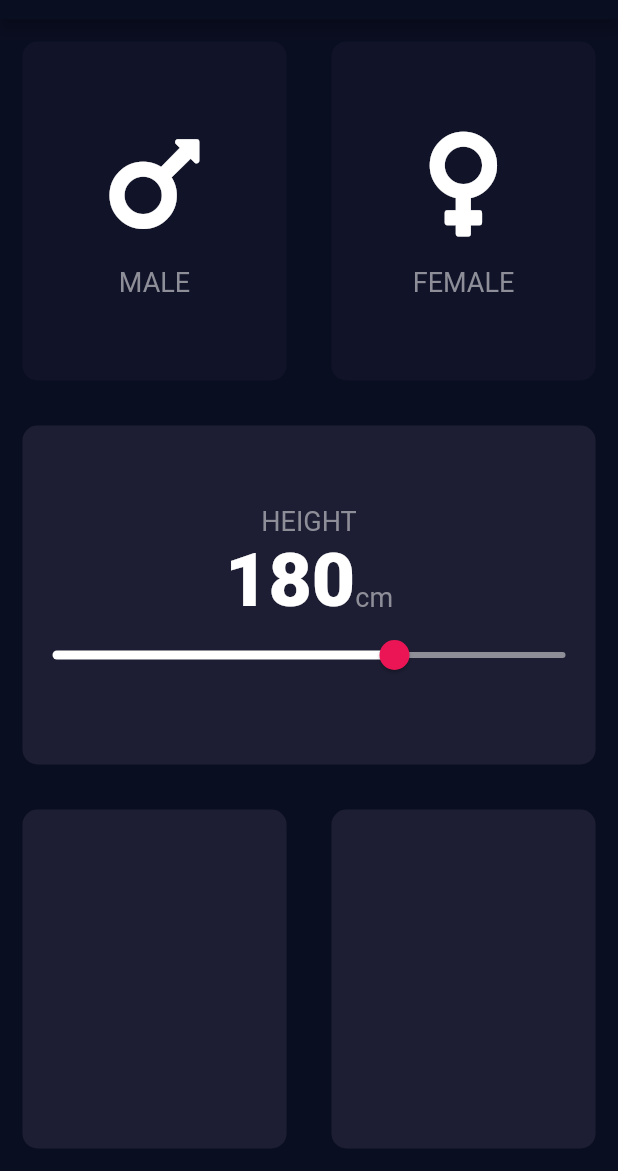
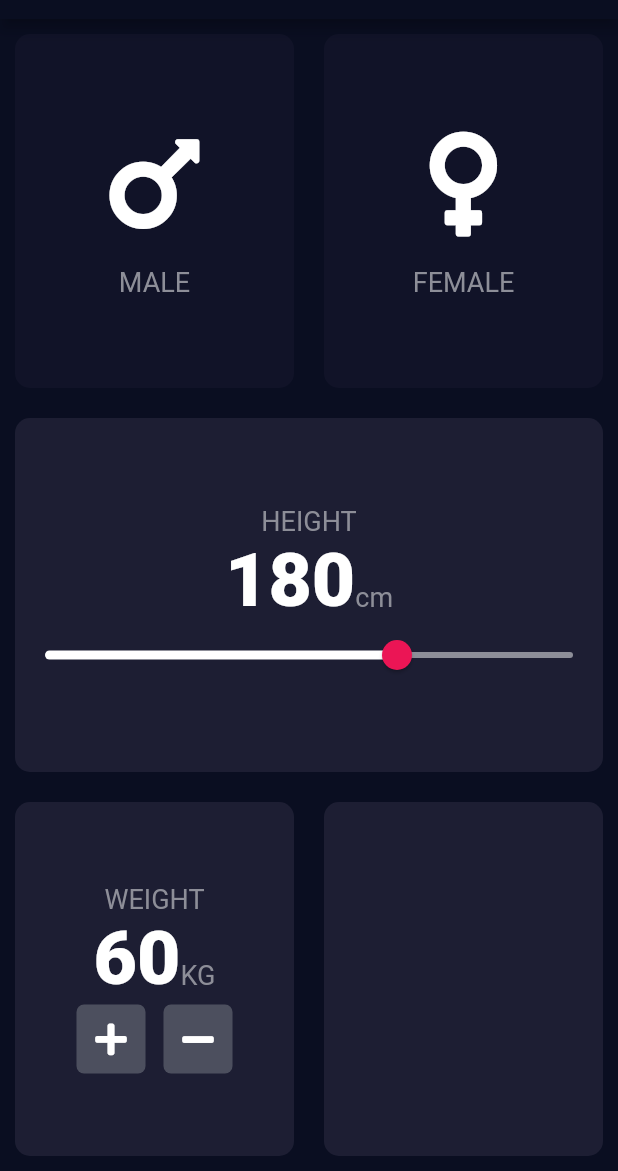
Before and after one commit to ephirae/BMI-Calculator, a Flutter app: the screen it shows after launch, on a phone screen of 412 x 824 dp, the part 65-1236 px from its top. Run offline on Flutter 3.47's test engine with Material 2 defaults, Android fonts, the phone set to English and light mode, and no system bars; our stand-ins replace font_awesome_flutter.

Commit message:
added weight functionality

```diff
--- a/lib/input_page.dart
+++ b/lib/input_page.dart
@@ -18,6 +18,7 @@ class InputPage extends StatefulWidget {
 class _InputPageState extends State<InputPage> {
   Gender activeGender;
   int height = 180;
+  int weight = 60;
 
   @override
   Widget build(BuildContext context) {
@@ -105,8 +106,10 @@ class _InputPageState extends State<InputPage> {
                             activeTrackColor: Colors.white,
                             thumbColor: Color(0xFFEB1555),
                             overlayColor: Color(0x29EB1555),
-                            thumbShape: RoundSliderThumbShape(enabledThumbRadius: 10),
-                            overlayShape: RoundSliderOverlayShape(overlayRadius: 20),
+                            thumbShape:
+                                RoundSliderThumbShape(enabledThumbRadius: 10),
+                            overlayShape:
+                                RoundSliderOverlayShape(overlayRadius: 20),
                           ),
                           child: Slider(
                             value: height.toDouble(),
@@ -135,7 +138,58 @@ class _InputPageState extends State<InputPage> {
                 Expanded(
                   child: ReusableCard(
                     colour: kActiveCardColour,
-
+                    cardChild: Column(
+                      mainAxisAlignment: MainAxisAlignment.center,
+                      children: <Widget>[
+                        Text(
+                          'WEIGHT',
+                          style: kLabelTextStyle,
+                        ),
+                        Row(
+                          mainAxisAlignment: MainAxisAlignment.center,
+                          crossAxisAlignment: CrossAxisAlignment.baseline,
+                          textBaseline: TextBaseline.alphabetic,
+                          children: <Widget>[
+                            Text(
+                              weight.toString(),
+                              style: kNumTextStyle,
+                            ),
+                            Text(
+                              'KG',
+                              style: kLabelTextStyle,
+                            ),
+                          ],
+                        ),
+                        Row(
+                          mainAxisAlignment: MainAxisAlignment.center,
+                          children: <Widget>[
+                            RoundIconButton(
+                              icon: FontAwesomeIcons.plus,
+                              function: () {
+                                setState(
+                                  () {
+                                    weight++;
+                                  },
+                                );
+                              },
+                            ),
+                            SizedBox(
+                              width: 10,
+                            ),
+                            RoundIconButton(
+                              icon: FontAwesomeIcons.minus,
+                              function: () {
+                                setState(
+                                  () {
+                                    weight--;
+                                  },
+                                );
+                              },
+                            ),
+                          ],
+                        ),
+                      ],
+                    ),
                   ),
                 ),
                 Expanded(
@@ -151,3 +205,24 @@ class _InputPageState extends State<InputPage> {
     );
   }
 }
+
+class RoundIconButton extends StatelessWidget {
+  RoundIconButton({this.icon, this.function});
+
+  final IconData icon;
+  final Function function;
+
+  @override
+  Widget build(BuildContext context) {
+    return RawMaterialButton(
+      elevation: 0,
+      child: Icon(icon),
+      onPressed: function,
+      shape: RoundedRectangleBorder(
+        borderRadius: BorderRadius.circular(5),
+      ),
+      fillColor: Color(0xFF4C4F5E),
+      constraints: BoxConstraints.tightFor(width: 46, height: 46),
+    );
+  }
+}
--- a/lib/reusable_card.dart
+++ b/lib/reusable_card.dart
@@ -13,7 +13,7 @@ class ReusableCard extends StatelessWidget {
       onTap: function,
       child: Container(
         child: cardChild,
-        margin: EdgeInsets.all(15),
+        margin: EdgeInsets.all(10),
         decoration: BoxDecoration(
           borderRadius: BorderRadius.circular(10),
           color: colour,
```
